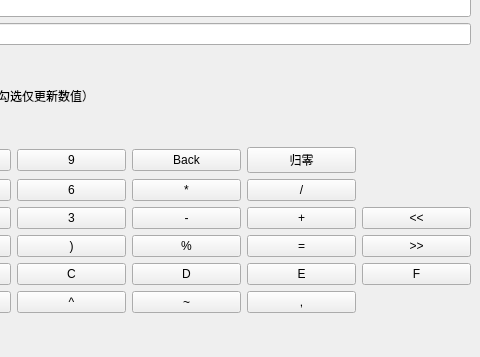
Famarey/calculator, file code/mainwindow.ui: the form before one commit; both pictures show x 222 to 702 and y 243 to 600 of the 702 by 600 pixel window.
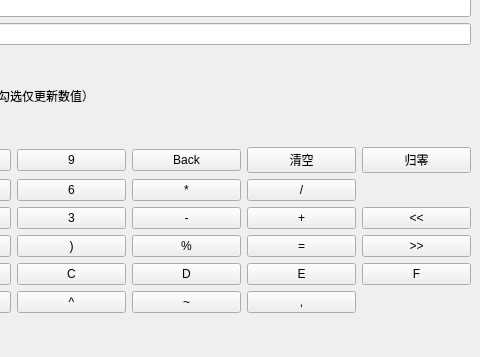
The form after the commit.

The edit to the form file:
```diff
--- a/code/mainwindow.ui
+++ b/code/mainwindow.ui
@@ -276,6 +276,13 @@
       <item row="0" column="4">
        <widget class="QPushButton" name="btnClear">
         <property name="text">
+         <string>清空</string>
+        </property>
+       </widget>
+      </item>
+      <item row="0" column="5">
+       <widget class="QPushButton" name="btnReset">
+        <property name="text">
          <string>归零</string>
         </property>
        </widget>
```
